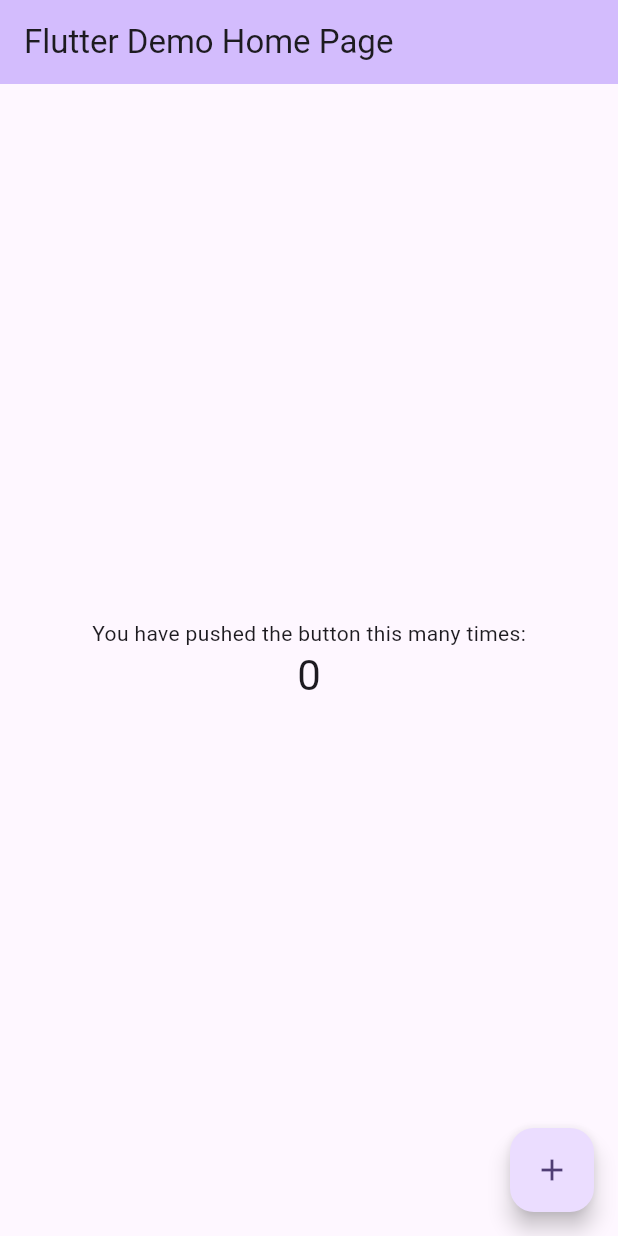
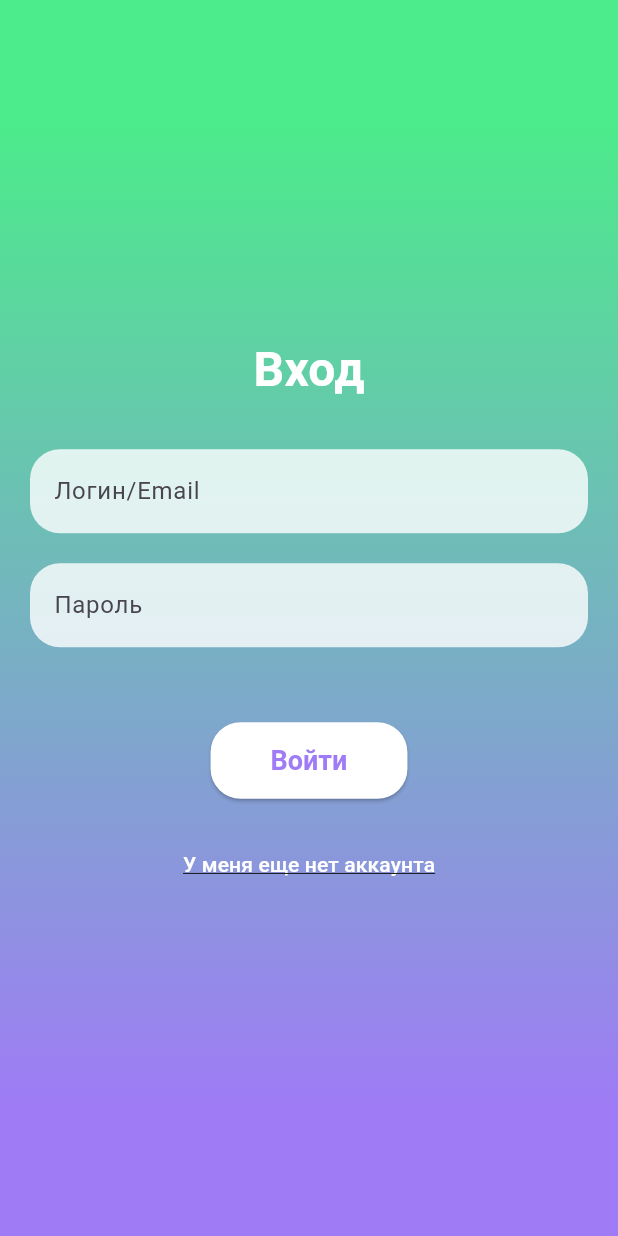
Before and after one commit to Germiningeld/zc_dodiddone, a Flutter app: the screen it shows after launch, on a phone screen of 412 x 824 dp. Run offline on Flutter 3.47's test engine with Material 3 defaults, Android fonts, the phone set to English and light mode, and no system bars.

Commit message:
login page

```diff
--- a/lib/app/app.dart
+++ b/lib/app/app.dart
@@ -1,7 +1,8 @@
-
 import 'package:flutter/material.dart';
 
-import '../pages/my_home_page.dart';
+import 'package:zc_dodiddone/theme/theme.dart';
+
+import '../pages/login_page.dart';
 
 class MyApp extends StatelessWidget {
   const MyApp({super.key});
@@ -11,26 +12,8 @@ class MyApp extends StatelessWidget {
   Widget build(BuildContext context) {
     return MaterialApp(
       title: 'Flutter Demo',
-      theme: ThemeData(
-        // This is the theme of your application.
-        //
-        // TRY THIS: Try running your application with "flutter run". You'll see
-        // the application has a purple toolbar. Then, without quitting the app,
-        // try changing the seedColor in the colorScheme below to Colors.green
-        // and then invoke "hot reload" (save your changes or press the "hot
-        // reload" button in a Flutter-supported IDE, or press "r" if you used
-        // the command line to start the app).
-        //
-        // Notice that the counter didn't reset back to zero; the application
-        // state is not lost during the reload. To reset the state, use hot
-        // restart instead.
-        //
-        // This works for code too, not just values: Most code changes can be
-        // tested with just a hot reload.
-        colorScheme: ColorScheme.fromSeed(seedColor: Colors.deepPurple),
-        useMaterial3: true,
-      ),
-      home: const MyHomePage(title: 'Flutter Demo Home Page'),
+      theme: DoDidDoneTheme.lightTheme, // Use the DoDidDoneTheme.lightTheme
+      home: const LoginPage(),
     );
   }
 }
--- /dev/null
+++ b/lib/pages/login_page.dart
@@ -0,0 +1,147 @@
+import 'package:flutter/material.dart';
+import 'package:zc_dodiddone/theme/theme.dart';
+
+class LoginPage extends StatefulWidget {
+  const LoginPage({Key? key}) : super(key: key);
+
+  @override
+  State<LoginPage> createState() => _LoginPageState();
+}
+
+class _LoginPageState extends State<LoginPage> {
+  bool isLogin = true; // Track if it's login or registration
+
+  @override
+  Widget build(BuildContext context) {
+    return Scaffold(
+      body: Container(
+        decoration: BoxDecoration(
+          gradient: isLogin
+              ? LinearGradient(
+                  begin: Alignment.topCenter,
+                  end: Alignment.bottomCenter,
+                  colors: [
+                    DoDidDoneTheme.lightTheme.colorScheme.secondary,
+                    DoDidDoneTheme.lightTheme.colorScheme.primary,
+                  ],
+                  stops: const [0.1, 0.9], // Primary color takes 90%
+                )
+              : LinearGradient(
+                  begin: Alignment.topCenter,
+                  end: Alignment.bottomCenter,
+                  colors: [
+                    DoDidDoneTheme.lightTheme.colorScheme.primary,
+                    DoDidDoneTheme.lightTheme.colorScheme.secondary,
+                  ],
+                  stops: const [0.1, 0.9], // Secondary color takes 90%
+                ),
+        ),
+        child: Padding(
+          padding: const EdgeInsets.all(20.0),
+          child: Column(
+            mainAxisAlignment: MainAxisAlignment.center,
+            children: [
+              // Title (Login or Register)
+              Text(
+                isLogin ? 'Вход' : 'Регистрация',
+                style: const TextStyle(
+                  fontSize: 32,
+                  fontWeight: FontWeight.bold,
+                  color: Colors.white,
+                ),
+              ),
+              const SizedBox(height: 30),
+
+              // Username/Email Field
+              TextField(
+                decoration: InputDecoration(
+                  hintText: 'Логин/Email',
+                  filled: true,
+                  fillColor: Colors.white.withOpacity(0.8),
+                  border: OutlineInputBorder(
+                    borderRadius: BorderRadius.all(Radius.circular(20)),
+                    borderSide: BorderSide.none,
+                  ),
+                ),
+              ),
+              const SizedBox(height: 20),
+
+              // Password Field
+              TextField(
+                obscureText: true,
+                decoration: InputDecoration(
+                  hintText: 'Пароль',
+                  filled: true,
+                  fillColor: Colors.white.withOpacity(0.8),
+                  border: OutlineInputBorder(
+                    borderRadius: BorderRadius.all(Radius.circular(20)),
+                    borderSide: BorderSide.none,
+                  ),
+                ),
+              ),
+              const SizedBox(height: 20),
+
+              // Repeat Password Field (Only for Registration)
+              if (!isLogin)
+                TextField(
+                  obscureText: true,
+                  decoration: InputDecoration(
+                    hintText: 'Повторить пароль',
+                    filled: true,
+                    fillColor: Colors.white.withOpacity(0.8),
+                    border: OutlineInputBorder(
+                      borderRadius: BorderRadius.all(Radius.circular(20)),
+                      borderSide: BorderSide.none,
+                    ),
+                  ),
+                ),
+              const SizedBox(height: 30),
+
+              // Login/Register Button
+              ElevatedButton(
+                onPressed: () {
+                  // Handle login/registration logic here
+                },
+                style: ElevatedButton.styleFrom(
+                  backgroundColor: Colors.white,
+                  padding: const EdgeInsets.symmetric(
+                    horizontal: 40,
+                    vertical: 15,
+                  ),
+                  textStyle: const TextStyle(
+                    fontSize: 18,
+                    fontWeight: FontWeight.bold,
+                    color: Colors.black,
+                  ),
+                  shape: RoundedRectangleBorder(
+                    borderRadius: BorderRadius.circular(20),
+                  ),
+                ),
+                child: Text(isLogin ? 'Войти' : 'Зарегистрироваться'),
+              ),
+              const SizedBox(height: 20),
+
+              // Switch to Login/Register
+              TextButton(
+                onPressed: () {
+                  setState(() {
+                    isLogin = !isLogin;
+                  });
+                },
+                child: Text(
+                  isLogin
+                      ? 'У меня еще нет аккаунта'
+                      : 'Уже есть аккаунт?',
+                  style: const TextStyle(
+                    color: Colors.white,
+                    decoration: TextDecoration.underline,
+                  ),
+                ),
+              ),
+            ],
+          ),
+        ),
+      ),
+    );
+  }
+}
--- a/lib/pages/my_home_page.dart
+++ /dev/null
@@ -1,89 +0,0 @@
-import 'package:flutter/material.dart';
-
-class MyHomePage extends StatefulWidget {
-  const MyHomePage({super.key, required this.title});
-
-  // This widget is the home page of your application. It is stateful, meaning
-  // that it has a State object (defined below) that contains fields that affect
-  // how it looks.
-
-  // This class is the configuration for the state. It holds the values (in this
-  // case the title) provided by the parent (in this case the App widget) and
-  // used by the build method of the State. Fields in a Widget subclass are
-  // always marked "final".
-
-  final String title;
-
-  @override
-  State<MyHomePage> createState() => _MyHomePageState();
-}
-
-class _MyHomePageState extends State<MyHomePage> {
-  int _counter = 0;
-
-  void _incrementCounter() {
-    setState(() {
-      // This call to setState tells the Flutter framework that something has
-      // changed in this State, which causes it to rerun the build method below
-      // so that the display can reflect the updated values. If we changed
-      // _counter without calling setState(), then the build method would not be
-      // called again, and so nothing would appear to happen.
-      _counter++;
-    });
-  }
-
-  @override
-  Widget build(BuildContext context) {
-    // This method is rerun every time setState is called, for instance as done
-    // by the _incrementCounter method above.
-    //
-    // The Flutter framework has been optimized to make rerunning build methods
-    // fast, so that you can just rebuild anything that needs updating rather
-    // than having to individually change instances of widgets.
-    return Scaffold(
-      appBar: AppBar(
-        // TRY THIS: Try changing the color here to a specific color (to
-        // Colors.amber, perhaps?) and trigger a hot reload to see the AppBar
-        // change color while the other colors stay the same.
-        backgroundColor: Theme.of(context).colorScheme.inversePrimary,
-        // Here we take the value from the MyHomePage object that was created by
-        // the App.build method, and use it to set our appbar title.
-        title: Text(widget.title),
-      ),
-      body: Center(
-        // Center is a layout widget. It takes a single child and positions it
-        // in the middle of the parent.
-        child: Column(
-          // Column is also a layout widget. It takes a list of children and
-          // arranges them vertically. By default, it sizes itself to fit its
-          // children horizontally, and tries to be as tall as its parent.
-          //
-          // Column has various properties to control how it sizes itself and
-          // how it positions its children. Here we use mainAxisAlignment to
-          // center the children vertically; the main axis here is the vertical
-          // axis because Columns are vertical (the cross axis would be
-          // horizontal).
-          //
-          // TRY THIS: Invoke "debug painting" (choose the "Toggle Debug Paint"
-          // action in the IDE, or press "p" in the console), to see the
-          // wireframe for each widget.
-          mainAxisAlignment: MainAxisAlignment.center,
-          children: <Widget>[
-            const Text(
-              'You have pushed the button this many times:',
-            ),
-            Text(
-              '$_counter',
-              style: Theme.of(context).textTheme.headlineMedium,
-            ),
-          ],
-        ),
-      ),
-      floatingActionButton: FloatingActionButton(
-        onPressed: _incrementCounter,
-        tooltip: 'Increment',
-        child: const Icon(Icons.add),
-      ), // This trailing comma makes auto-formatting nicer for build methods.
-    );
-  }
-}
--- /dev/null
+++ b/lib/theme/theme.dart
@@ -0,0 +1,13 @@
+import 'package:flutter/material.dart';
+
+class DoDidDoneTheme {
+  static ThemeData lightTheme = ThemeData(
+    colorScheme: ColorScheme.fromSeed(
+      seedColor: const Color(0xFF9f7bf6), // Primary color
+      brightness: Brightness.light,
+      primary: const Color(0xFF9F7BF6),  // Primary color
+      secondary: const Color(0xFF4ceb8b),  // Secondary color
+    ),
+    useMaterial3: true,
+  );
+}
```
